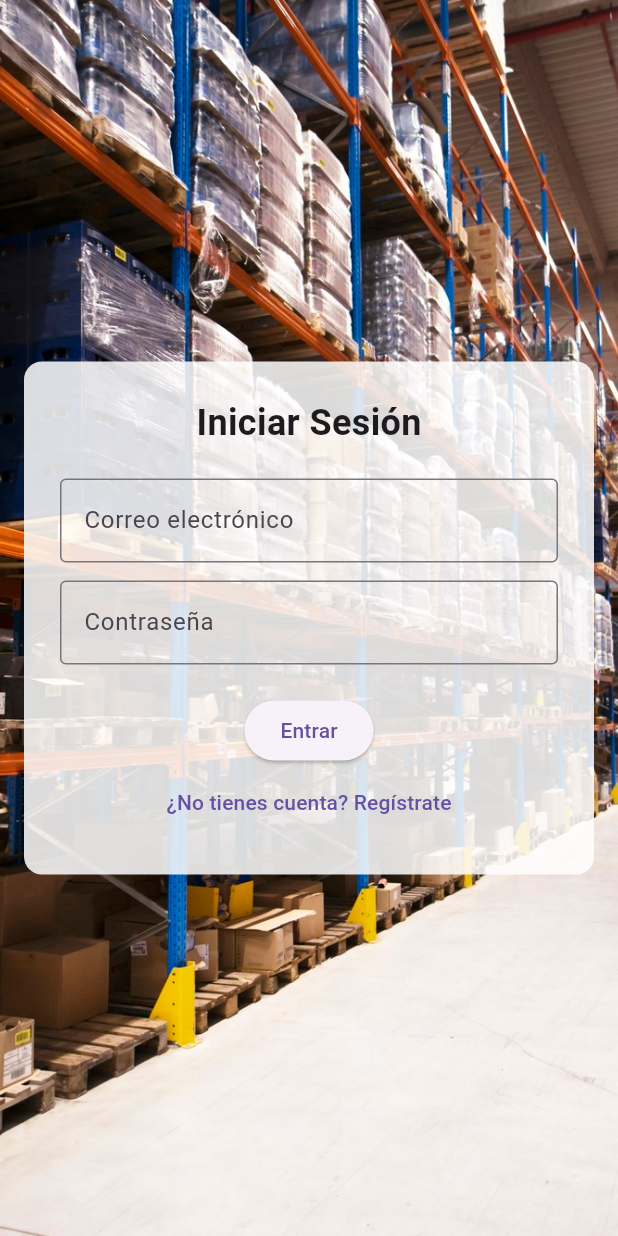
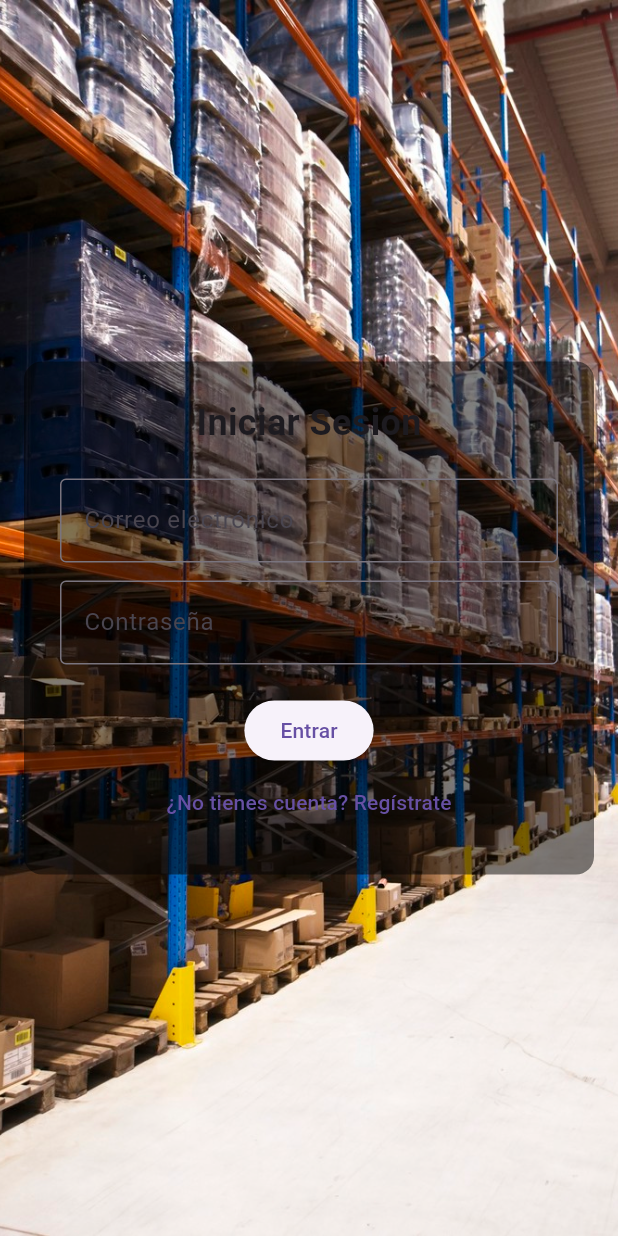
Before and after one commit to palomeke/proyectoMovil, a Flutter app: the screen it shows after launch, on a phone screen of 412 x 824 dp. Run offline on Flutter 3.47's test engine with Material 3 defaults, Android fonts, the phone set to English and light mode, and no system bars; our stand-ins replace cloud_firestore, firebase_auth, firebase_core, firebase_crashlytics, flutter_riverpod, flutter_secure_storage and 3 more; missing offline and left inert: dart:html; accounts and stored records are empty.

Commit message:
fix(correciones codigo)

```diff
--- a/lib/features/auth/auth_screen.dart
+++ b/lib/features/auth/auth_screen.dart
@@ -59,7 +59,7 @@ class _AuthScreenState extends ConsumerState<AuthScreen> {
               padding: const EdgeInsets.all(24),
               margin: const EdgeInsets.symmetric(horizontal: 16),
               decoration: BoxDecoration(
-                color: Colors.white.withOpacity(0.85),
+                color: Colors.black.withValues(alpha: 0.5),
                 borderRadius: BorderRadius.circular(12),
               ),
               constraints: const BoxConstraints(maxWidth: 400),
```
